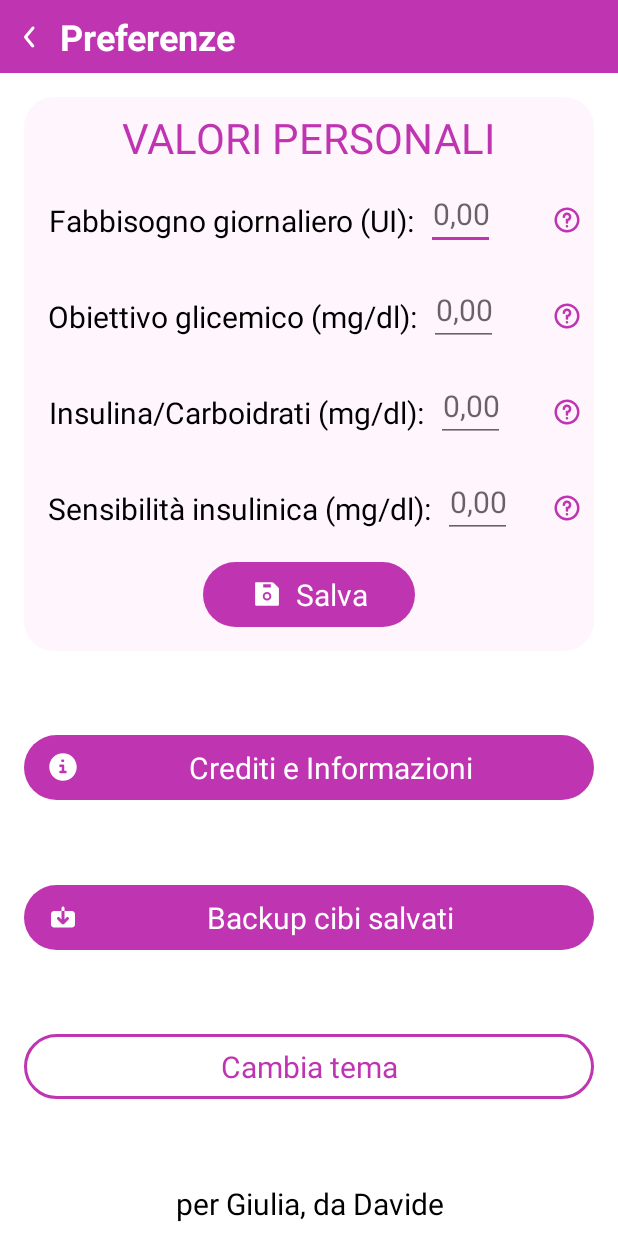
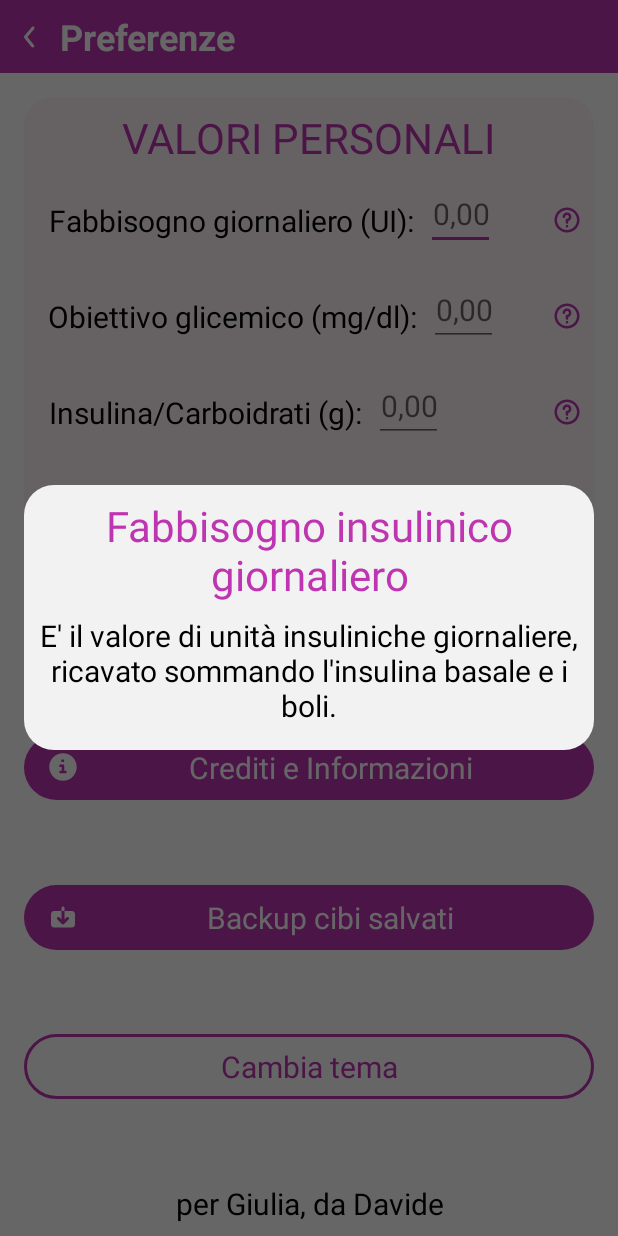
Before and after one commit to davidemodolo/Insulyna, an Android app: the screen it shows after launch (MainActivity), after a tap on "question mark", on a phone screen of 412 x 824 dp. Run offline under Robolectric (Android 15) with nearby library versions, the phone set to English and light mode, and no system bars.

Commit message:
working on backup

```diff
--- a/app/src/main/java/com/davidemodolo/insulyna/MainActivity.kt
+++ b/app/src/main/java/com/davidemodolo/insulyna/MainActivity.kt
@@ -16,8 +16,7 @@ class MainActivity : AppCompatActivity() {
         switchTheme()
     }
 
-    fun switchTheme()
-    {
+    fun switchTheme() {
         val sharedPref: SharedPreferences = getSharedPreferences(PREF_NAME, 0)
 
         when (sharedPref.getString(THEME, "pink")) {
--- a/app/src/main/java/com/davidemodolo/insulyna/MainFragment.kt
+++ b/app/src/main/java/com/davidemodolo/insulyna/MainFragment.kt
@@ -36,6 +36,10 @@ class MainFragment : Fragment() {
 
     private lateinit var carboTot: EditText
     private lateinit var glycemiaEdit: EditText
+    private lateinit var addCarboEdit: EditText
+    private lateinit var carboOn100Edit: EditText
+    private lateinit var eatenQuantityEdit: EditText
+
     private lateinit var uiValue: TextView
 
 
@@ -73,9 +77,11 @@ class MainFragment : Fragment() {
         }
 
 
-        val addCarboEdit = view.findViewById<EditText>(R.id.addCarboEdit)
-        val carboOn100Edit = view.findViewById<EditText>(R.id.carboOn100Edit)
-        val eatenQuantityEdit = view.findViewById<EditText>(R.id.eatenQuantityEdit)
+        addCarboEdit = view.findViewById(R.id.addCarboEdit)
+        carboOn100Edit = view.findViewById<EditText>(R.id.carboOn100Edit)
+        carboOn100Edit.addTextChangedListener { calculateCarboToAdd() }
+        eatenQuantityEdit = view.findViewById<EditText>(R.id.eatenQuantityEdit)
+        eatenQuantityEdit.addTextChangedListener { calculateCarboToAdd() }
         carboTot = view.findViewById(R.id.editCarboTot)
         carboTot.addTextChangedListener { calculateUI() }
         glycemiaEdit = view.findViewById(R.id.glycemiaEdit)
@@ -84,9 +90,12 @@ class MainFragment : Fragment() {
 
         val btnAddCarbo = view.findViewById<TextView>(R.id.btnAddCarbo)
         btnAddCarbo.setOnClickListener {
-            if (carboTot.text.toString() != "") {
-                val totalTMP = stringToFloat(carboTot.text.toString())
+            val totalTMP = if (carboTot.text.toString() == "") 0.0F
+            else {
+                stringToFloat(carboTot.text.toString())
+            }
             val value = totalTMP + stringToFloat(addCarboEdit.text.toString())
+            if(value != 0.0F)
                 carboTot.setText(String.format("%.2f", value))
             addCarboEdit.setText("")
             addCarboEdit.clearFocus()
@@ -94,7 +103,6 @@ class MainFragment : Fragment() {
             carboOn100Edit.clearFocus()
             eatenQuantityEdit.setText("")
             eatenQuantityEdit.clearFocus()
-            }
         }
 
         val btnReset = view.findViewById<ImageView>(R.id.btnReset)
@@ -142,17 +150,19 @@ class MainFragment : Fragment() {
             val carboTOT = stringToFloat(carboTot.text.toString())
             val glycemiaTOT = stringToFloat(glycemiaEdit.text.toString())
             val result = carboTOT / rateo + (glycemiaTOT - goal) / sens
-            if(result > 0)
+            if (result > 0)
                 uiValue.text = String.format("%.2f", result)
             if (glycemiaTOT == 0.0F)
                 uiValue.text = getString(R.string.placeholder_UI)
         }
     }
-    /*
-    fun calculateCarboToAdd(){
-        carbo : 100 = x : eaten
-        carboToAdd = eaten*carbo/100
+
+    private fun calculateCarboToAdd(){
+        val carbo = stringToFloat(carboOn100Edit.text.toString())
+        val eaten = stringToFloat(eatenQuantityEdit.text.toString())
+        val result = carbo*eaten/100
+        addCarboEdit.setText(String.format("%.2f", result))
     }
-     */
+
 
 }
--- a/app/src/main/java/com/davidemodolo/insulyna/SettingsFragment.kt
+++ b/app/src/main/java/com/davidemodolo/insulyna/SettingsFragment.kt
@@ -13,6 +13,7 @@ import android.view.Window
 import android.widget.*
 import androidx.constraintlayout.widget.ConstraintLayout
 import androidx.navigation.fragment.findNavController
+import org.w3c.dom.Text
 
 class SettingsFragment : Fragment() {
     private val PREF_NAME = "data"
@@ -23,6 +24,11 @@ class SettingsFragment : Fragment() {
     private val SENS = "sens"
 
     private lateinit var themeDialog: Dialog
+    private lateinit var questionDialog: Dialog
+    private lateinit var dailyValue: EditText
+    private lateinit var rateoValue: EditText
+    private lateinit var sensValue: EditText
+
     override fun onCreateView(
         inflater: LayoutInflater, container: ViewGroup?,
         savedInstanceState: Bundle?
@@ -41,43 +47,63 @@ class SettingsFragment : Fragment() {
         val dailyLayout = view.findViewById<ConstraintLayout>(R.id.daily)
         val dailyName = dailyLayout.findViewById<TextView>(R.id.preferenceName)
         dailyName.text = getString(R.string.dailyUI_label)
-        val dailyValue = dailyLayout.findViewById<EditText>(R.id.preferenceValue)
-        if(daily != 0.0F)
+        dailyValue = dailyLayout.findViewById(R.id.preferenceValue)
+        if (daily != 0.0F)
             dailyValue.setText(daily.toString())
         val dailyQuestion = dailyLayout.findViewById<ImageView>(R.id.preferenceQuestion)
         dailyQuestion.setOnClickListener {
-            //funzione che apre un dialog globale della chat, passando un parametro per le cose da vedere
-            //bottone globale del dialog che salva il valore
+            questionDialogFun(
+                getString(R.string.dailyUI_extended),
+                getString(R.string.dailyUI_description)
+            )
         }
 
         val goalLayout = view.findViewById<ConstraintLayout>(R.id.goal)
         val goalName = goalLayout.findViewById<TextView>(R.id.preferenceName)
         goalName.text = getString(R.string.goal_label)
         val goalValue = goalLayout.findViewById<EditText>(R.id.preferenceValue)
-        if(goal != 0.0F)
+        if (goal != 0.0F)
             goalValue.setText(goal.toString())
-        //val goalQuestion = goalLayout.findViewById<ImageView>(R.id.preferenceQuestion)
+        val goalQuestion = goalLayout.findViewById<ImageView>(R.id.preferenceQuestion)
+        goalQuestion.setOnClickListener {
+            questionDialogFun(
+                getString(R.string.goal_extended),
+                getString(R.string.goal_description)
+            )
+        }
 
         val rateoLayout = view.findViewById<ConstraintLayout>(R.id.rateo)
         val rateoName = rateoLayout.findViewById<TextView>(R.id.preferenceName)
         rateoName.text = getString(R.string.rateo_label)
-        val rateoValue = rateoLayout.findViewById<EditText>(R.id.preferenceValue)
-        if(rateo != 0.0F)
+        rateoValue = rateoLayout.findViewById(R.id.preferenceValue)
+        if (rateo != 0.0F)
             rateoValue.setText(rateo.toString())
-        //val rateoQuestion = rateoLayout.findViewById<ImageView>(R.id.preferenceQuestion)
+        val rateoQuestion = rateoLayout.findViewById<ImageView>(R.id.preferenceQuestion)
+        rateoQuestion.setOnClickListener {
+            questionDialogFun(
+                getString(R.string.rateo_extended),
+                getString(R.string.rateo_description)
+            )
+        }
 
         val sensLayout = view.findViewById<ConstraintLayout>(R.id.sensitivity)
         val sensName = sensLayout.findViewById<TextView>(R.id.preferenceName)
         sensName.text = getString(R.string.sensibility_label)
-        val sensValue = sensLayout.findViewById<EditText>(R.id.preferenceValue)
-        if(sens != 0.0F)
+        sensValue = sensLayout.findViewById(R.id.preferenceValue)
+        if (sens != 0.0F)
             sensValue.setText(sens.toString())
-        //val sensQuestion = sensLayout.findViewById<ImageView>(R.id.preferenceQuestion)
+        val sensQuestion = sensLayout.findViewById<ImageView>(R.id.preferenceQuestion)
+        sensQuestion.setOnClickListener {
+            questionDialogFun(
+                getString(R.string.sensibility_extended),
+                getString(R.string.sensibility_description)
+            )
+        }
 
         val btnSave = view.findViewById<TextView>(R.id.btnSavePreference)
         btnSave.setOnClickListener {
             daily = stringToFloat(dailyValue.text.toString())
-            goal =stringToFloat(goalValue.text.toString())
+            goal = stringToFloat(goalValue.text.toString())
             rateo = stringToFloat(rateoValue.text.toString())
             sens = stringToFloat(sensValue.text.toString())
 
@@ -97,6 +123,16 @@ class SettingsFragment : Fragment() {
 
         }
 
+        val btnBackup = view.findViewById<TextView>(R.id.btnBackup)
+        btnBackup.setOnClickListener {
+            val dialog = Dialog(requireContext())
+            dialog.requestWindowFeature(Window.FEATURE_NO_TITLE)
+            dialog.setCancelable(true)
+            dialog.setContentView(R.layout.dialog_backup)
+            dialog.window?.setBackgroundDrawable(ColorDrawable(Color.TRANSPARENT))
+            dialog.show()
+        }
+
         val btnTheme = view.findViewById<TextView>(R.id.btnTheme)
         btnTheme.setOnClickListener {
             selectThemeColor()
@@ -106,8 +142,7 @@ class SettingsFragment : Fragment() {
         return view
     }
 
-    private fun selectThemeColor()
-    {
+    private fun selectThemeColor() {
         themeDialog = Dialog(requireContext())
         themeDialog.requestWindowFeature(Window.FEATURE_NO_TITLE)
         themeDialog.setCancelable(true)
@@ -140,8 +175,8 @@ class SettingsFragment : Fragment() {
         }
         themeDialog.show()
     }
-    private fun setThemeColor(chosenColor: String)
-    {
+
+    private fun setThemeColor(chosenColor: String) {
         val sharedPref: SharedPreferences? = activity?.getSharedPreferences(PREF_NAME, 0)
         val editor = sharedPref?.edit()
         editor?.putString(THEME, chosenColor)
@@ -153,7 +188,7 @@ class SettingsFragment : Fragment() {
     }
 
     private fun stringToFloat(string: String): Float {
-        if (string =="") return 0.0F
+        if (string == "") return 0.0F
         var stringTMP = ""
         string.forEach {
             stringTMP += if (it == ',')
@@ -164,4 +199,47 @@ class SettingsFragment : Fragment() {
         return stringTMP.toFloat()
     }
 
+    private fun questionDialogFun(title: String, desc: String) {
+        questionDialog = Dialog(requireContext())
+        questionDialog.requestWindowFeature(Window.FEATURE_NO_TITLE)
+        questionDialog.setCancelable(true)
+        questionDialog.setContentView(R.layout.dialog_question)
+        questionDialog.window?.setBackgroundDrawable(ColorDrawable(Color.TRANSPARENT))
+        val dialogTitle = questionDialog.findViewById<TextView>(R.id.dialogTitle)
+        dialogTitle.text = title
+        val dialogDesc = questionDialog.findViewById<TextView>(R.id.dialogText)
+        dialogDesc.text = desc
+        val dialogBtn = questionDialog.findViewById<TextView>(R.id.btnCalculate)
+        when (title) {
+            getString(R.string.rateo_extended) -> {
+                dialogBtn.setOnClickListener {
+                    val result = 500.0F / stringToFloat(dailyValue.text.toString())
+                    rateoValue.setText(String.format("%.2f", result))
+                    val sharedPref: SharedPreferences? =
+                        activity?.getSharedPreferences(PREF_NAME, 0)
+                    val editor = sharedPref?.edit()
+                    editor?.putFloat(RATEO, result)
+                    editor?.apply()
+                    questionDialog.dismiss()
+                }
+            }
+            getString(R.string.sensibility_extended) -> {
+                dialogBtn.setOnClickListener {
+                    val result = 1800.0F / stringToFloat(dailyValue.text.toString())
+                    sensValue.setText(String.format("%.2f", result))
+                    val sharedPref: SharedPreferences? =
+                        activity?.getSharedPreferences(PREF_NAME, 0)
+                    val editor = sharedPref?.edit()
+                    editor?.putFloat(SENS, result)
+                    editor?.apply()
+                    questionDialog.dismiss()
+                }
+            }
+            else -> {
+                dialogBtn.visibility = View.GONE
+            }
+        }
+        questionDialog.show()
+    }
+
 }
--- a/app/src/main/java/com/davidemodolo/insulyna/food/FoodAdapter.kt
+++ b/app/src/main/java/com/davidemodolo/insulyna/food/FoodAdapter.kt
@@ -55,7 +55,7 @@ class FoodAdapter(private val foodList: ArrayList<Food>, private val foodListene
                 foodListener.onFoodListener(food, holder.layoutPosition, MAIN)
             }
             holder.itemView.setOnLongClickListener {
-                if(longPressLayout.visibility == View.VISIBLE)
+                if (longPressLayout.visibility == View.VISIBLE)
                     longPressLayout.visibility = View.INVISIBLE
                 else
                     longPressLayout.visibility = View.VISIBLE
--- a/app/src/main/res/layout/dialog_bottom_addfood.xml
+++ b/app/src/main/res/layout/dialog_bottom_addfood.xml
@@ -6,17 +6,16 @@
 
     <TextView
         android:id="@+id/title"
+        style="@style/sub_title"
         android:layout_width="wrap_content"
         android:layout_height="wrap_content"
-        style="@style/sub_title"
         android:layout_marginStart="@dimen/marginStandard"
         android:layout_marginTop="@dimen/marginElements"
         android:layout_marginEnd="@dimen/marginStandard"
         android:text="@string/add_food"
         app:layout_constraintEnd_toEndOf="parent"
         app:layout_constraintStart_toStartOf="parent"
-        app:layout_constraintTop_toTopOf="parent"
-        />
+        app:layout_constraintTop_toTopOf="parent" />
 
     <com.google.android.material.textfield.TextInputLayout
         android:id="@+id/nameBox"
--- a/app/src/main/res/layout/dialog_question.xml
+++ b/app/src/main/res/layout/dialog_question.xml
@@ -3,14 +3,15 @@
     xmlns:app="http://schemas.android.com/apk/res-auto"
     android:layout_width="match_parent"
     android:layout_height="wrap_content"
-    android:background="@drawable/background">
+    android:layout_margin="@dimen/marginElements"
+    android:background="@drawable/background"
+    android:padding="@dimen/marginStandard">
 
     <TextView
         android:id="@+id/dialogTitle"
         style="@style/sub_title"
         android:layout_width="wrap_content"
         android:layout_height="wrap_content"
-        android:layout_margin="@dimen/marginStandard"
         android:text="@string/dailyUI_extended"
         app:layout_constraintBottom_toTopOf="@id/dialogText"
         app:layout_constraintEnd_toEndOf="parent"
@@ -22,8 +23,10 @@
         style="@style/label"
         android:layout_width="wrap_content"
         android:layout_height="wrap_content"
-        app:layout_constraintEnd_toEndOf="parent"
-        app:layout_constraintStart_toStartOf="parent"
+        android:layout_margin="@dimen/marginStandard"
+        app:layout_constraintBottom_toTopOf="@id/btnCalculate"
+        app:layout_constraintEnd_toEndOf="@id/dialogTitle"
+        app:layout_constraintStart_toStartOf="@id/dialogTitle"
         app:layout_constraintTop_toBottomOf="@id/dialogTitle" />
 
     <TextView
--- a/app/src/main/res/layout/fragment_settings.xml
+++ b/app/src/main/res/layout/fragment_settings.xml
@@ -121,6 +121,7 @@
         app:layout_constraintEnd_toEndOf="parent"
         app:layout_constraintStart_toStartOf="parent"
         app:layout_constraintTop_toBottomOf="@id/btnCredits" />
+
     <TextView
         android:id="@+id/btnTheme"
         style="@style/button"
@@ -130,8 +131,8 @@
         android:layout_marginStart="@dimen/marginElements"
         android:layout_marginEnd="@dimen/marginElements"
         android:background="@drawable/background_theme"
+        android:text="@string/change_theme_label"
         android:textColor="?attr/colorPrimary"
-        android:text="@string/change_theme_label"
         app:layout_constraintBottom_toTopOf="@id/dedication"
         app:layout_constraintEnd_toEndOf="parent"
         app:layout_constraintStart_toStartOf="parent"
--- a/app/src/main/res/layout/item_food.xml
+++ b/app/src/main/res/layout/item_food.xml
@@ -34,10 +34,10 @@
     <androidx.constraintlayout.widget.ConstraintLayout
         android:id="@+id/longPressLayout"
         android:layout_width="match_parent"
-        android:visibility="invisible"
         android:layout_height="match_parent"
         android:background="@drawable/background_button"
         android:backgroundTint="?attr/colorPrimary"
+        android:visibility="invisible"
         app:layout_constraintBottom_toBottomOf="parent"
         app:layout_constraintEnd_toEndOf="parent"
         app:layout_constraintStart_toStartOf="parent"
--- a/app/src/main/res/layout/layout_values.xml
+++ b/app/src/main/res/layout/layout_values.xml
@@ -8,23 +8,20 @@
     <TextView
         android:id="@+id/preferenceName"
         style="@style/label"
-        android:gravity="center"
-        app:layout_constraintTop_toTopOf="parent"
         android:layout_width="wrap_content"
-        app:layout_constraintBottom_toBottomOf="parent"
-        app:layout_constraintStart_toStartOf="parent"
         android:layout_height="wrap_content"
         android:layout_marginStart="@dimen/marginElements"
         android:layout_marginEnd="@dimen/marginStandard"
         android:layout_marginBottom="@dimen/marginStandard"
-        android:text="@string/dailyUI_label" />
+        android:gravity="center"
+        android:text="@string/dailyUI_label"
+        app:layout_constraintBottom_toBottomOf="parent"
+        app:layout_constraintStart_toStartOf="parent"
+        app:layout_constraintTop_toTopOf="parent" />
 
     <EditText
         android:id="@+id/preferenceValue"
         style="@style/label"
-        app:layout_constraintTop_toTopOf="@id/preferenceName"
-        app:layout_constraintBottom_toBottomOf="@id/preferenceName"
-        app:layout_constraintStart_toEndOf="@id/preferenceName"
         android:layout_width="wrap_content"
         android:layout_height="wrap_content"
         android:layout_marginStart="@dimen/marginStandard"
@@ -32,18 +29,21 @@
         android:layout_marginBottom="@dimen/marginStandard"
         android:autofillHints="0,00"
         android:hint="@string/placeholder_UI"
-        android:inputType="numberDecimal" />
+        android:inputType="numberDecimal"
+        app:layout_constraintBottom_toBottomOf="@id/preferenceName"
+        app:layout_constraintStart_toEndOf="@id/preferenceName"
+        app:layout_constraintTop_toTopOf="@id/preferenceName" />
 
     <ImageView
         android:id="@+id/preferenceQuestion"
         android:layout_width="@dimen/label"
-        app:layout_constraintTop_toTopOf="@id/preferenceName"
-        app:layout_constraintBottom_toBottomOf="@id/preferenceName"
-        app:layout_constraintEnd_toEndOf="parent"
         android:layout_height="@dimen/label"
         android:layout_gravity="center"
         android:layout_marginEnd="@dimen/marginStandard"
         android:contentDescription="@string/question_mark"
         android:src="@drawable/ic_questionmark"
+        app:layout_constraintBottom_toBottomOf="@id/preferenceName"
+        app:layout_constraintEnd_toEndOf="parent"
+        app:layout_constraintTop_toTopOf="@id/preferenceName"
         app:tint="?attr/colorPrimary" />
 </androidx.constraintlayout.widget.ConstraintLayout>
--- a/app/src/main/res/layout/main_activity.xml
+++ b/app/src/main/res/layout/main_activity.xml
@@ -1,11 +1,12 @@
 <?xml version="1.0" encoding="utf-8"?>
 <FrameLayout xmlns:android="http://schemas.android.com/apk/res/android"
+    xmlns:app="http://schemas.android.com/apk/res-auto"
     xmlns:tools="http://schemas.android.com/tools"
-    xmlns:app="http://schemas.android.com/apk/res-auto"
     android:id="@+id/container"
     android:layout_width="match_parent"
     android:layout_height="match_parent"
     tools:context=".MainActivity">
+
     <androidx.fragment.app.FragmentContainerView
         android:id="@+id/nav_host_fragment"
         android:name="androidx.navigation.fragment.NavHostFragment"
--- a/app/src/main/res/values/strings.xml
+++ b/app/src/main/res/values/strings.xml
@@ -25,12 +25,16 @@
     <string name="values_title">VALORI PERSONALI</string>
     <string name="dailyUI_label">Fabbisogno giornaliero (UI):</string>
     <string name="dailyUI_extended">Fabbisogno insulinico giornaliero</string>
+    <string name="dailyUI_description">E\' il valore di unità insuliniche giornaliere, ricavato sommando l\'insulina basale e i boli.</string>
     <string name="goal_label">Obiettivo glicemico (mg/dl):</string>
     <string name="goal_extended">Obiettivo glicemico</string>
-    <string name="rateo_label">Insulina/Carboidrati (mg/dl):</string>
+    <string name="goal_description">Valore glicemico che si vuole raggiungere, solitamente fornito dal diabetologo.</string>
+    <string name="rateo_label">Insulina/Carboidrati (g):</string>
+    <string name="rateo_description">Quanti grammi di carboidrati vengono metabolizzati da 1 UI di insulina rapida.\nSe non sei in possesso del valore, temporaneamente si può calcolare usando la "regola del 500" ma deve essere confermato.</string>
     <string name="rateo_extended">Rapporto insulina/carboidrati</string>
-    <string name="sensibility_label">Sensibilità insulinica (mg/dl):</string>
+    <string name="sensibility_label">Sensibilità insulinica (g):</string>
     <string name="sensibility_extended">Fattore di sensibilità insulinica</string>
+    <string name="sensibility_description">Calo glicemico in mg/dl per effetto di 1 UI di insulina rapida.\nSe non sei in possesso del valore, temporaneamente si può calcolare usando la "regola del 1800" ma deve essere confermato.</string>
     <string name="save_button">Salva</string>
     <string name="backup">Backup cibi salvati</string>
     <string name="credits">Crediti e Informazioni</string>
@@ -46,7 +50,7 @@
     <string name="color_theme">color theme</string>
     <string name="color_to_choose">color to choose</string>
     <string name="copy">Copia i dati</string>
-    <string name="save_backup_label">Inserisci il testo dei dati salvati oppure premi sul pulsante apposito per generare il backup. Incollalo per esempio in una chat o in un file di testo.</string>
+    <string name="save_backup_label">Inserisci il testo dei dati salvati oppure premi sul pulsante apposito per generare il backup. Incollalo per esempio in una chat o in un file di testo per salvarlo.</string>
     <string name="import_data">Importa dati:</string>
     <string name="placeholder_paste_here">incolla qui</string>
 
```
Also changed, not shown: app/src/main/java/com/davidemodolo/insulyna/food/FoodFragment.kt (+17 -15 lines), app/src/main/res/layout/dialog_backup.xml (+31 -3 lines), app/src/main/res/layout/dialog_theme.xml (+6 -4 lines), app/src/main/res/layout/fragment_main.xml (+12 -12 lines). Lines whose indentation alone changed are shown as unchanged.
